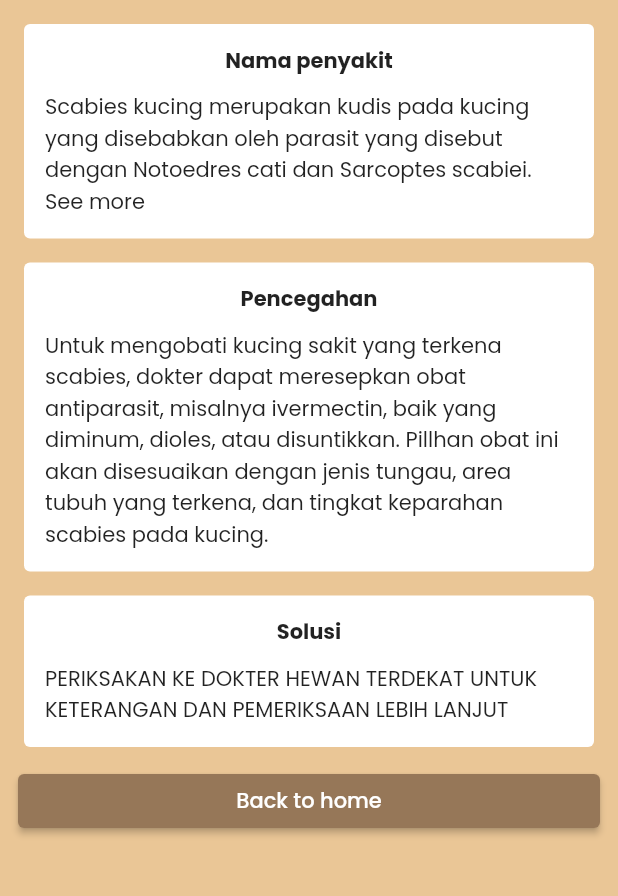
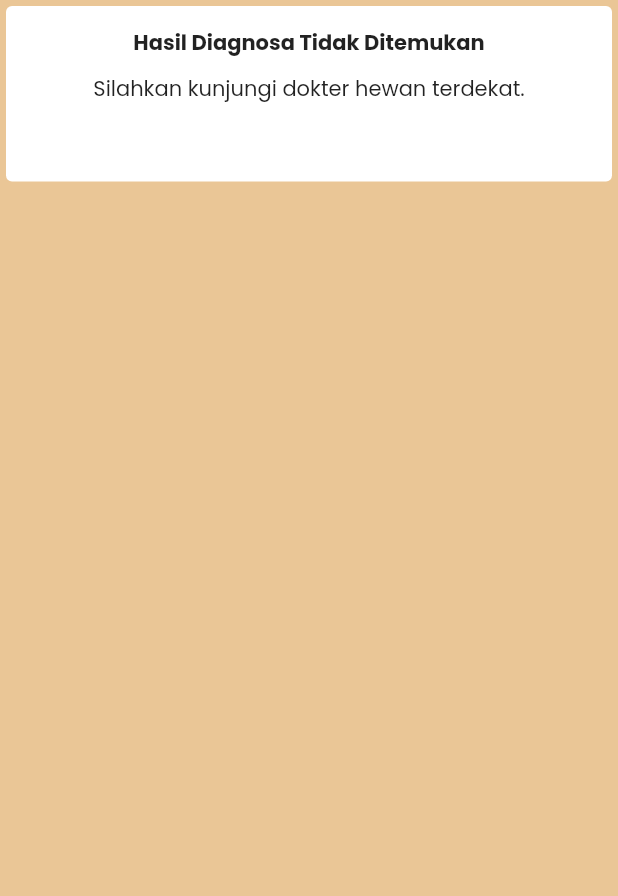
Before and after one commit to PerampokTAHU99/diagnose-cat-expert-system-mobile, a Flutter app: the DiagnosaHasil screen opened by its route, on a phone screen of 412 x 824 dp, the part 84-980 px from its top. Run offline on Flutter 3.47's test engine with Material 2 defaults, Android fonts, the phone set to English and light mode, and no system bars; our stand-ins replace flutter_secure_storage, page_transition; accounts and stored records are empty.

Commit message:
Implement DiagnosaHasil result from API

```diff
--- a/lib/screens/diagnosa_hasil.dart
+++ b/lib/screens/diagnosa_hasil.dart
@@ -1,7 +1,11 @@
 import 'package:flutter/material.dart';
 
+import '../models/diagnose.dart';
+
 class DiagnosaHasil extends StatefulWidget {
-  const DiagnosaHasil({super.key});
+  final Diagnose? dataDiagnose;
+
+  const DiagnosaHasil({super.key, required this.dataDiagnose});
 
   @override
   State<DiagnosaHasil> createState() => _DiagnosaHasilState();
@@ -17,10 +21,10 @@ class _DiagnosaHasilState extends State<DiagnosaHasil> {
         title: const Text("Hasil Diagnosa"),
         elevation: 0,
       ),
-      body: ListView(
-        padding: const EdgeInsets.all(12.0),
-        children: [
-          const Card(
+      body: widget.dataDiagnose == null
+      ? const SizedBox(
+        height: 125,
+        child: Card(
             elevation: 0,
             child: Padding(
               padding: EdgeInsets.all(14.0),
@@ -32,12 +36,41 @@ class _DiagnosaHasilState extends State<DiagnosaHasil> {
                     child: Column(
                       children: [
                         Text(
-                          "Nama penyakit",
+                          "Hasil Diagnosa Tidak Ditemukan",
                           style: TextStyle(fontWeight: FontWeight.w700),
                           textAlign: TextAlign.center,
                         ),
                         SizedBox(height: 10.0),
-                        Text("Scabies kucing merupakan kudis pada kucing yang disebabkan oleh parasit yang disebut dengan Notoedres cati dan Sarcoptes scabiei. See more"),
+                        Text("Silahkan kunjungi dokter hewan terdekat."),
+                      ],
+                    ),
+                  ),
+                ],
+              ),
+            ),
+          ),
+      )
+      : ListView(
+        padding: const EdgeInsets.all(12.0),
+        children: [
+          Card(
+            elevation: 0,
+            child: Padding(
+              padding: const EdgeInsets.all(14.0),
+              child: Row(
+                mainAxisAlignment: MainAxisAlignment.spaceBetween,
+                crossAxisAlignment: CrossAxisAlignment.start,
+                children: [
+                  Expanded(
+                    child: Column(
+                      children: [
+                        Text(
+                          widget.dataDiagnose!.nameOfDisease!,
+                          style: const TextStyle(fontWeight: FontWeight.w700),
+                          textAlign: TextAlign.center,
+                        ),
+                        const SizedBox(height: 10.0),
+                        Text(widget.dataDiagnose!.description!),
                       ],
                     ),
                   ),
@@ -46,10 +79,10 @@ class _DiagnosaHasilState extends State<DiagnosaHasil> {
             ),
           ),
           const SizedBox(height: 8.0),
-          const Card(
+          Card(
             elevation: 0,
             child: Padding(
-              padding: EdgeInsets.all(14.0),
+              padding: const EdgeInsets.all(14.0),
               child: Row(
                 mainAxisAlignment: MainAxisAlignment.spaceBetween,
                 crossAxisAlignment: CrossAxisAlignment.start,
@@ -57,13 +90,13 @@ class _DiagnosaHasilState extends State<DiagnosaHasil> {
                   Expanded(
                     child: Column(
                       children: [
-                        Text(
+                        const Text(
                           "Pencegahan",
                           style: TextStyle(fontWeight: FontWeight.w700),
                           textAlign: TextAlign.center,
                         ),
-                        SizedBox(height: 10.0),
-                        Text("Untuk mengobati kucing sakit yang terkena scabies, dokter dapat meresepkan obat antiparasit, misalnya ivermectin, baik yang diminum, dioles, atau disuntikkan. Pillhan obat ini akan disesuaikan dengan jenis tungau, area tubuh yang terkena, dan tingkat keparahan scabies pada kucing."),
+                        const SizedBox(height: 10.0),
+                        Text(widget.dataDiagnose!.precaution!),
                       ],
                     ),
                   ),
@@ -72,10 +105,10 @@ class _DiagnosaHasilState extends State<DiagnosaHasil> {
             ),
           ),
           const SizedBox(height: 8.0),
-          const Card(
+          Card(
             elevation: 0,
             child: Padding(
-              padding: EdgeInsets.all(14.0),
+              padding: const EdgeInsets.all(14.0),
               child: Row(
                 mainAxisAlignment: MainAxisAlignment.spaceBetween,
                 crossAxisAlignment: CrossAxisAlignment.start,
@@ -83,13 +116,13 @@ class _DiagnosaHasilState extends State<DiagnosaHasil> {
                   Expanded(
                     child: Column(
                       children: [
-                        Text(
+                        const Text(
                           "Solusi",
                           style: TextStyle(fontWeight: FontWeight.w700),
                           textAlign: TextAlign.center,
                         ),
-                        SizedBox(height: 10.0),
-                        Text("PERIKSAKAN KE DOKTER HEWAN TERDEKAT UNTUK KETERANGAN DAN PEMERIKSAAN LEBIH LANJUT"),
+                        const SizedBox(height: 10.0),
+                        Text(widget.dataDiagnose!.solution!),
                       ],
                     ),
                   ),
```
